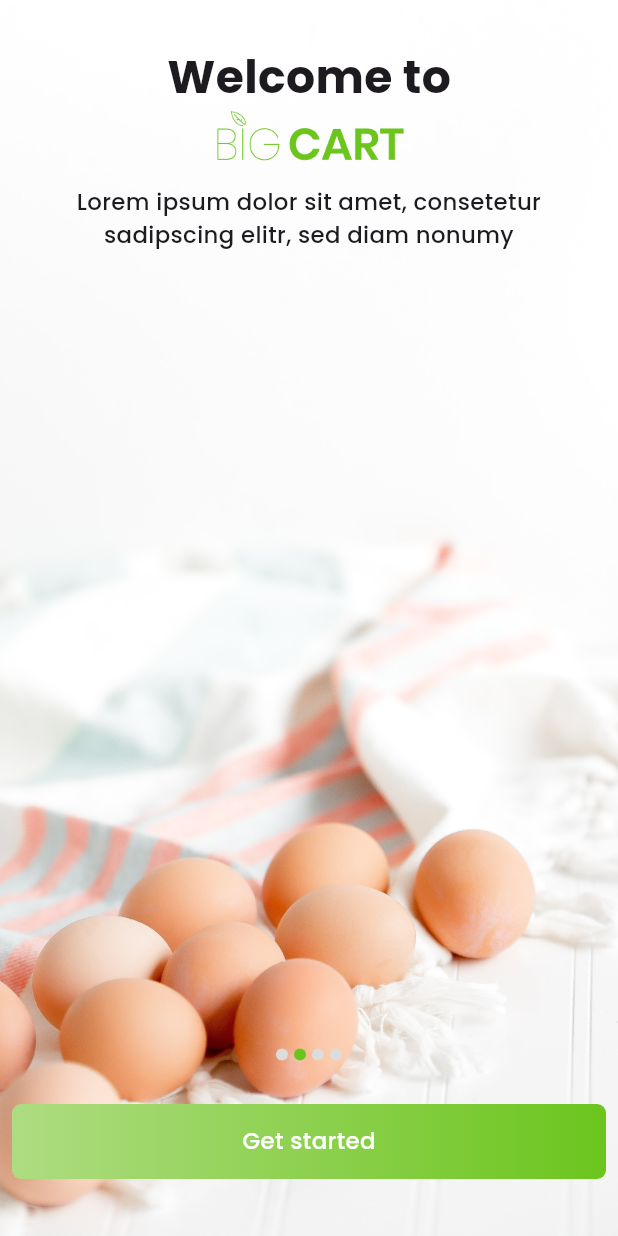
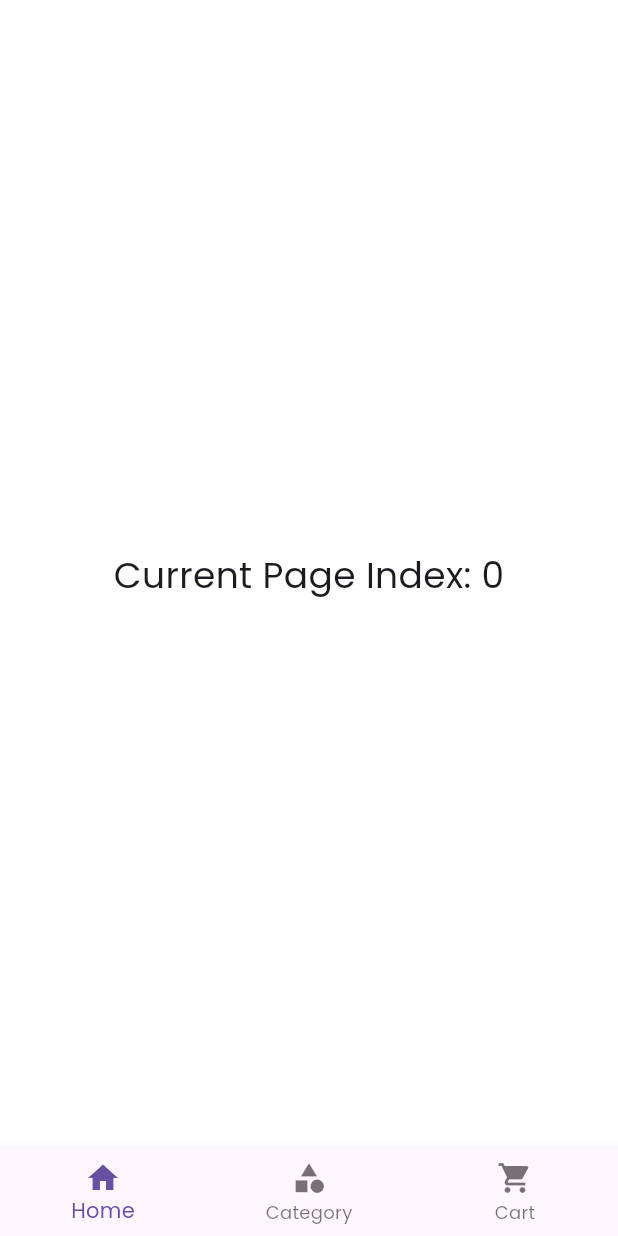
Before and after one commit to arafat593/grocery, a Flutter app: the screen it shows after launch, on a phone screen of 412 x 824 dp. Run offline on Flutter 3.47's test engine with Material 3 defaults, Android fonts, the phone set to English and light mode, and no system bars; our stand-ins replace flutter_screenutil, flutter_svg, get; missing offline and left inert: dart:ffi.

Commit message:
add bottom nevigation

```diff
--- /dev/null
+++ b/lib/app/modules/bottom_navigation_bar/bindings/bottom_navigation_bar_binding.dart
@@ -0,0 +1,12 @@
+import 'package:get/get.dart';
+
+import '../controllers/bottom_navigation_bar_controller.dart';
+
+class BottomNavigationBarBinding extends Bindings {
+  @override
+  void dependencies() {
+    Get.lazyPut<BottomNavigationBarController>(
+      () => BottomNavigationBarController(),
+    );
+  }
+}
--- /dev/null
+++ b/lib/app/modules/bottom_navigation_bar/controllers/bottom_navigation_bar_controller.dart
@@ -0,0 +1,5 @@
+import 'package:get/get.dart';
+
+class BottomNavigationBarController extends GetxController {
+  final currentIndex = 0.obs;
+}
--- /dev/null
+++ b/lib/app/modules/bottom_navigation_bar/views/bottom_navigation_bar_view.dart
@@ -0,0 +1,33 @@
+import 'package:flutter/material.dart';
+import 'package:get/get.dart';
+import '../controllers/bottom_navigation_bar_controller.dart';
+
+class BottomNavigationBarView extends GetView<BottomNavigationBarController> {
+  const BottomNavigationBarView({super.key});
+
+  @override
+  Widget build(BuildContext context) {
+    return Scaffold(
+      body: Obx(() {
+        return Center(
+          child: Text(
+            'Current Page Index: ${controller.currentIndex}',
+            style: const TextStyle(fontSize: 24),
+          ),
+        );
+      }),
+      bottomNavigationBar: Obx(() => BottomNavigationBar(
+        items: const [
+          BottomNavigationBarItem(
+              icon: Icon(Icons.home), label: 'Home'),
+          BottomNavigationBarItem(
+              icon: Icon(Icons.category), label: 'Category'),
+          BottomNavigationBarItem(
+              icon: Icon(Icons.shopping_cart), label: 'Cart'),
+        ],
+        currentIndex: controller.currentIndex.value,
+        onTap: (index) => controller.currentIndex(index),
+      )),
+    );
+  }
+}
--- a/lib/app/routes/app_pages.dart
+++ b/lib/app/routes/app_pages.dart
@@ -1,5 +1,7 @@
 import 'package:get/get.dart';
 
+import '../modules/bottom_navigation_bar/bindings/bottom_navigation_bar_binding.dart';
+import '../modules/bottom_navigation_bar/views/bottom_navigation_bar_view.dart';
 import '../modules/cart/bindings/cart_binding.dart';
 import '../modules/cart/views/cart_view.dart';
 import '../modules/category/bindings/category_binding.dart';
@@ -24,7 +26,7 @@ part 'app_routes.dart';
 class AppPages {
   AppPages._();
 
-  static const INITIAL = Routes.SPLASH;
+  static const INITIAL = Routes.BOTTOM_NAVIGATION_BAR;
 
   static final routes = [
     GetPage(
@@ -72,5 +74,10 @@ class AppPages {
       page: () => const CartView(),
       binding: CartBinding(),
     ),
+    GetPage(
+      name: _Paths.BOTTOM_NAVIGATION_BAR,
+      page: () => const BottomNavigationBarView(),
+      binding: BottomNavigationBarBinding(),
+    ),
   ];
 }
--- a/lib/app/routes/app_routes.dart
+++ b/lib/app/routes/app_routes.dart
@@ -13,6 +13,7 @@ abstract class Routes {
   static const CATEGORY = _Paths.CATEGORY;
   static const PRODUCTS = _Paths.PRODUCTS;
   static const CART = _Paths.CART;
+  static const BOTTOM_NAVIGATION_BAR = _Paths.BOTTOM_NAVIGATION_BAR;
 }
 
 abstract class _Paths {
@@ -27,4 +28,5 @@ abstract class _Paths {
   static const CATEGORY = '/category';
   static const PRODUCTS = '/products';
   static const CART = '/cart';
+  static const BOTTOM_NAVIGATION_BAR = '/bottom-navigation-bar';
 }
```
